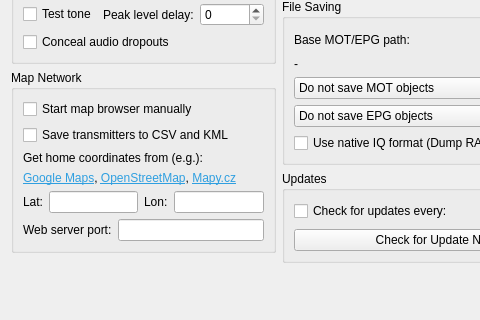
Before: the Qt Designer form src/base/forms/configuration.ui in tomneda/DABstar, drawn with Qt 5; both pictures show x 0 to 480 and y 183 to 503 of the 836 by 503 pixel window.
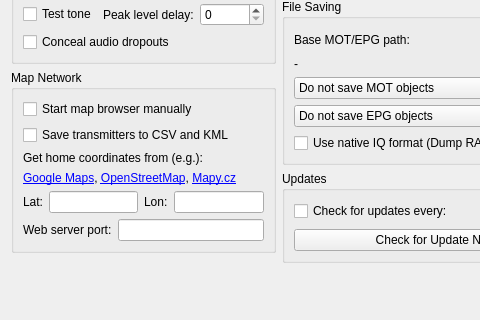
After: the same form once the commit is applied. Icons and pictures are not drawn.

Commit message: Fix link color in update dialog release notes

Patch:
```diff
--- a/src/base/forms/configuration.ui
+++ b/src/base/forms/configuration.ui
@@ -184,7 +184,7 @@
           <item>
            <widget class="QLabel" name="lblMapUrlHint_2">
             <property name="text">
-             <string>&lt;html&gt;&lt;head/&gt;&lt;body&gt;&lt;p&gt;&lt;a href=&quot;https://www.google.com/maps&quot;&gt;&lt;span style=&quot; text-decoration: underline; color:#2f9fe0;&quot;&gt;Google Maps&lt;/span&gt;&lt;/a&gt;, &lt;a href=&quot;https://www.openstreetmap.org&quot;&gt;&lt;span style=&quot; text-decoration: underline; color:#2f9fe0;&quot;&gt;OpenStreetMap&lt;/span&gt;&lt;/a&gt;, &lt;a href=&quot;https://mapy.cz&quot;&gt;&lt;span style=&quot; text-decoration: underline; color:#2f9fe0;&quot;&gt;Mapy.cz&lt;/span&gt;&lt;/a&gt;&lt;/p&gt;&lt;/body&gt;&lt;/html&gt;</string>
+             <string>&lt;html&gt;&lt;head/&gt;&lt;body&gt;&lt;p&gt;&lt;a href=&quot;https://www.google.com/maps&quot;&gt;&lt;span style=&quot; text-decoration: underline;&quot;&gt;Google Maps&lt;/span&gt;&lt;/a&gt;, &lt;a href=&quot;https://www.openstreetmap.org&quot;&gt;&lt;span style=&quot; text-decoration: underline;&quot;&gt;OpenStreetMap&lt;/span&gt;&lt;/a&gt;, &lt;a href=&quot;https://mapy.cz&quot;&gt;&lt;span style=&quot; text-decoration: underline;&quot;&gt;Mapy.cz&lt;/span&gt;&lt;/a&gt;&lt;/p&gt;&lt;/body&gt;&lt;/html&gt;</string>
             </property>
             <property name="openExternalLinks">
              <bool>true</bool>
```
The commit also changes 3 other files.
